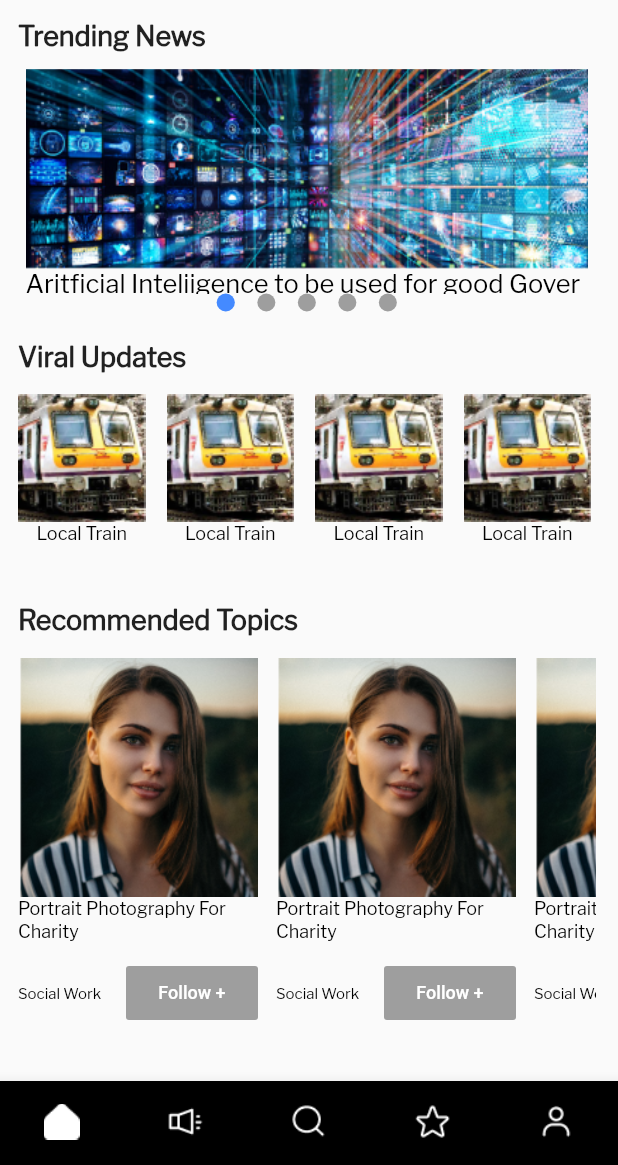
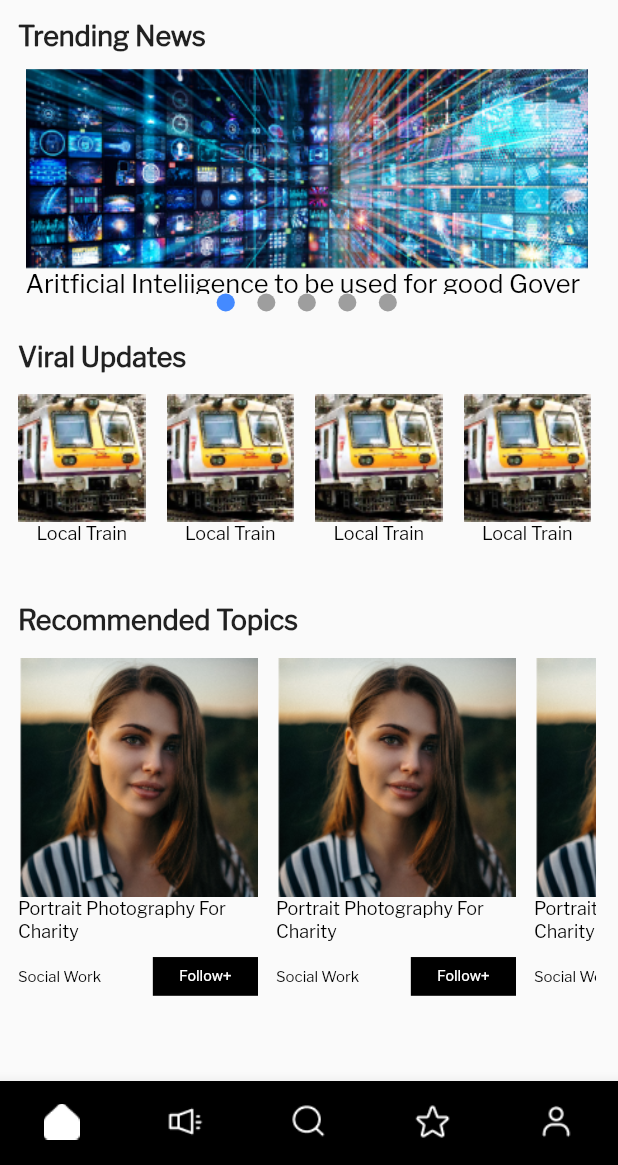
Before and after one commit to VanshitaKanodia/e_patrakaar, a Flutter app: the screen it shows after launch, on a phone screen of 412 x 824 dp, the part 71-1236 px from its top. Run offline on Flutter 3.47's test engine with Material 2 defaults, Android fonts, the light colour scheme and no system bars; drawn by our look-alikes of smooth_page_indicator.

Commit message:
UI update

```diff
--- a/lib/pages/EditProfile.dart
+++ b/lib/pages/EditProfile.dart
@@ -152,6 +152,7 @@ class _EditProfileState extends State<EditProfile> {
                 SizedBox(
                   height: 40.0,
                   child: TextField(
+                    keyboardType: TextInputType.emailAddress,
                     cursorColor: Colors.black12,
                     decoration: InputDecoration(
                       focusedBorder: OutlineInputBorder(
@@ -186,7 +187,7 @@ class _EditProfileState extends State<EditProfile> {
                           child: TextField(
                             keyboardType: TextInputType.number,
                             cursorColor: Colors.black12,
-                            //maxLength: 2,
+                            // maxLength: 2,
                             decoration: InputDecoration(
                               hintText: "DD",
                               focusedBorder: OutlineInputBorder(
--- a/lib/pages/home_page.dart
+++ b/lib/pages/home_page.dart
@@ -1,7 +1,9 @@
 // ignore_for_file: prefer_const_constructors
 
+import 'package:e_patrakar/utils/routes.dart';
 import 'package:flutter/material.dart';
 import 'package:smooth_page_indicator/smooth_page_indicator.dart';
+
 
 class HomePage extends StatefulWidget {
   const HomePage({Key? key}) : super(key: key);
@@ -53,7 +55,9 @@ class _HomePageState extends State<HomePage> {
                         scrollDirection: Axis.horizontal,
                         children: [
                           for(int i = 0; i < _itemCount; i++)
-                            BoxCategory1(),
+                            InkWell(
+                              onTap: ()=>Navigator.pushNamed(context, MyRoutes.home_detail_page),
+                              child: BoxCategory1(),)
                         ],
                       ),
                     ),
@@ -293,16 +297,20 @@ class BoxCategory3 extends StatelessWidget {
                         fontSize: 10,
                         fontWeight: FontWeight.w200,
                       ),),
-                    RaisedButton(
-                      onPressed: (){},
-                      child: Text('Follow +',
-                      style: TextStyle(
-                        color: Colors.white,
-                        fontSize: 12,
-                      ),),
-                      color: Colors.grey,
-                      elevation: 0.0,
-                      splashColor: Colors.black12,
+                    InkWell(
+                      onTap: (){},
+                      splashColor: Colors.grey,
+                      child: Container(
+                        alignment: Alignment.center,
+                        height: 25.83,
+                        width: 70.11,
+                        color: Colors.black,
+                        child: Text('Follow+',
+                        style: TextStyle(
+                          color: Colors.white,
+                          fontSize: 10.0,
+                        ),),
+                      ),
                     )
                   ],
                 )
--- a/lib/utils/routes.dart
+++ b/lib/utils/routes.dart
@@ -4,4 +4,5 @@ class MyRoutes
   static String view_page = '/sound';
   static String search_page = '/search';
   static String notification_page = '/notify';
+  static String home_detail_page = '/details';
 }
```
Also changed, not shown: lib/pages/home_detail_page.dart (added, +23 -0 lines).
